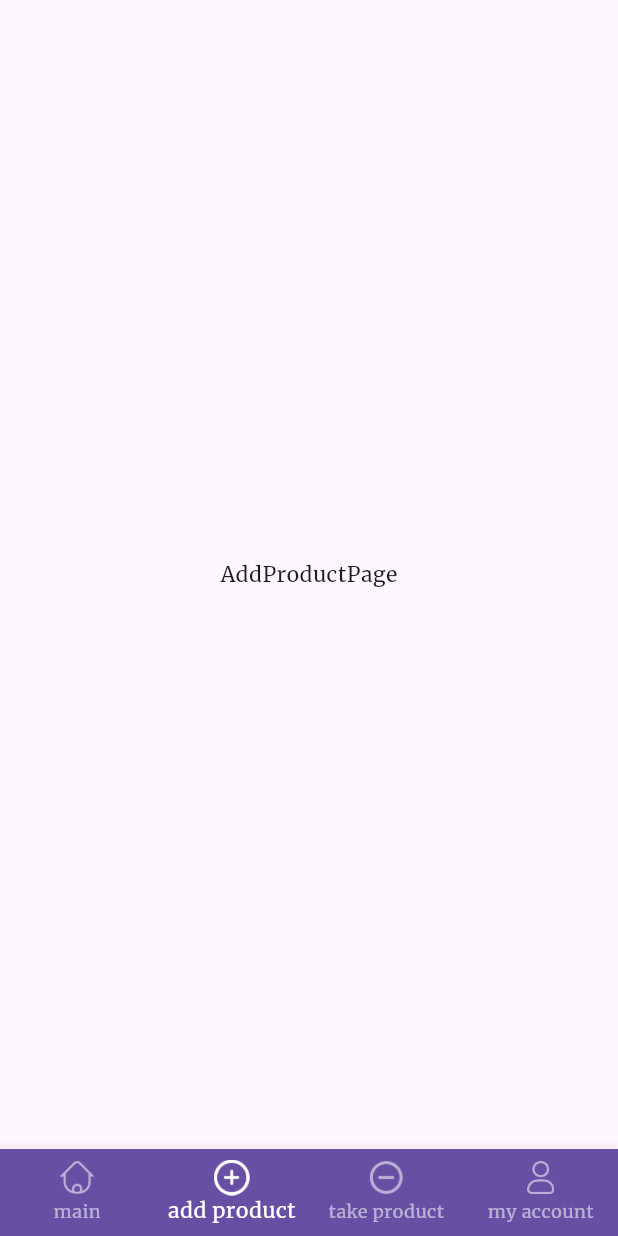
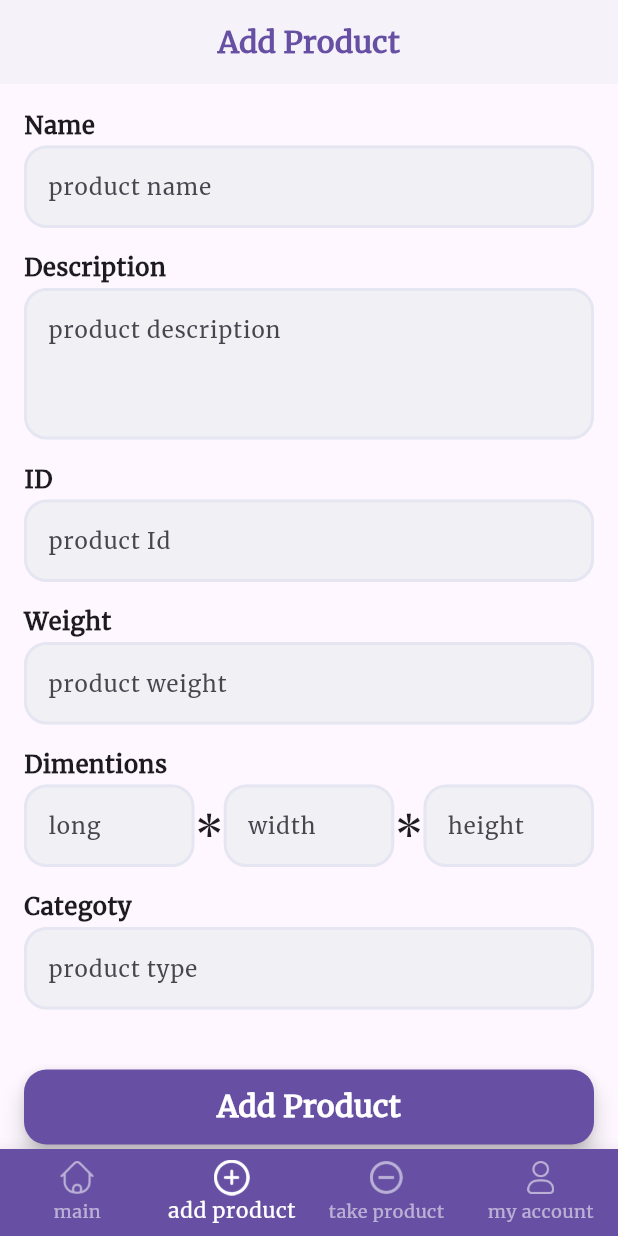
Before and after one commit to MohamedMohamedSaleh/Warehose-App, a Flutter app: the HomePage screen opened directly, item 2 of the bottom bar chosen, on a phone screen of 412 x 824 dp. Run offline on Flutter 3.47's test engine with Material 3 defaults, Android fonts, the phone set to English and light mode, and no system bars; our stand-ins replace animate_do, dio, get, shared_preferences; accounts and stored records are empty.

Commit message:
finish from add product with text field

```diff
--- a/lib/views/auth/login/login_controller.dart
+++ b/lib/core/logic/dio_helper.dart
@@ -1,11 +1,11 @@
 import 'package:dio/dio.dart';
 
-class LoginController {
+class DioHelper {
   final Dio _dio = Dio(BaseOptions(
     baseUrl: "https://6p7ompdw2b.execute-api.us-east-1.amazonaws.com/sta1/",
   ));
 
-  Future<ResponseData> loginUser({required String endPoint,  Map<String, dynamic>? data,}) async {
+  Future<ResponseData> sendData({required String endPoint,  Map<String, dynamic>? data, bool isLogin = false}) async {
     try {
       final response = await _dio.post(
         endPoint,
@@ -13,7 +13,7 @@ class LoginController {
       );
 
       return ResponseData(
-          message: "Login Successfull", isSuccess: true, response: response);
+          message:isLogin? "Login Successfull" : (response.data).toString(), isSuccess: true, response: response);
     } on DioException catch (ex) {
       return ResponseData(
           message: ex.response!.data, isSuccess: false, response: ex.response);
--- /dev/null
+++ b/lib/core/widgets/custom_filled_button.dart
@@ -0,0 +1,25 @@
+import 'package:flutter/material.dart';
+
+class CustomFilledButton extends StatelessWidget {
+  const CustomFilledButton({
+    super.key,
+    required this.onPressed,
+    required this.title,
+  });
+  final void Function()? onPressed;
+  final String title;
+  @override
+  Widget build(BuildContext context) {
+    return Padding(
+      padding: const EdgeInsets.only(bottom: 15),
+      child: FilledButton(
+        onPressed: onPressed,
+        child: Text(
+          title,
+          style: const TextStyle(
+              fontSize: 20, fontWeight: FontWeight.w600, color: Colors.white),
+        ),
+      ),
+    );
+  }
+}
--- /dev/null
+++ b/lib/features/add_product/cubit/add_product_cubit.dart
@@ -0,0 +1,2 @@
+
+class AddProductCubit{}
--- /dev/null
+++ b/lib/features/take_product/cubit/take_product_cubit.dart
@@ -0,0 +1,2 @@
+
+class TakeProductCubit{}
--- a/lib/main.dart
+++ b/lib/main.dart
@@ -3,7 +3,6 @@ import 'package:flutter/services.dart';
 import 'package:get/get.dart';
 import 'package:shared_preferences/shared_preferences.dart';
 import 'package:warehouse/core/logic/helper_mothods.dart';
-import 'package:warehouse/views/pages/home_view.dart';
 import 'package:warehouse/views/splash.dart';
 
 import 'constants/my_colors.dart';
@@ -36,6 +35,7 @@ class MyApp extends StatelessWidget {
             primarySwatch: getMaterialColor(),
             filledButtonTheme: FilledButtonThemeData(
               style: FilledButton.styleFrom(
+                fixedSize: const Size(double.infinity, 50),
                 elevation: 6,
                 shape: RoundedRectangleBorder(
                   borderRadius: BorderRadius.circular(15),
@@ -58,8 +58,7 @@ class MyApp extends StatelessWidget {
                 fontFamily: 'Merriweather',
               ),
             )),
-      home: const SplashView(),
-    );
+        home: const SplashView());
   }
 }
 
--- a/lib/views/pages/add_product/add_product_view.dart
+++ b/lib/views/pages/add_product/add_product_view.dart
@@ -1,14 +1,21 @@
 import 'package:flutter/material.dart';
+import 'package:warehouse/views/pages/add_product/form_add_product.dart';
 
 class AddProductPage extends StatelessWidget {
   const AddProductPage({super.key});
 
   @override
   Widget build(BuildContext context) {
-    return const Scaffold(
-      body: Center(
-        child: Text("AddProductPage"),
+    return Scaffold(
+      appBar: AppBar(
+        elevation: 2,
+        backgroundColor: Colors.white,
+        title: Text(
+          "Add Product",
+          style: TextStyle(color: Theme.of(context).primaryColor, fontSize: 20),
+        ),
       ),
+      body: const FormAddProduct(),
     );
   }
 }
--- /dev/null
+++ b/lib/views/pages/add_product/form_add_product.dart
@@ -0,0 +1,211 @@
+import 'package:flutter/material.dart';
+import 'package:warehouse/core/logic/dio_helper.dart';
+import 'package:warehouse/core/logic/helper_mothods.dart';
+import 'package:warehouse/core/widgets/custom_filled_button.dart';
+import 'package:warehouse/main.dart';
+import 'package:warehouse/views/sheets/category_sheet.dart';
+import '../widgets/custom_textfield_pages.dart';
+
+class FormAddProduct extends StatefulWidget {
+  const FormAddProduct({super.key});
+
+  @override
+  State<FormAddProduct> createState() => _FormAddProductState();
+}
+
+class _FormAddProductState extends State<FormAddProduct> {
+  String? category;
+  final idUser = prefs.getInt('id');
+  final tokenUser = prefs.getString('token');
+  bool isLoading = false;
+  void addProduct() async {
+    isLoading = true;
+    setState(() {});
+    DioHelper controller = DioHelper();
+    var message = await controller.sendData(
+      endPoint: 'MP_AddProducts',
+      data: {
+        'token': tokenUser,
+        'userid': idUser,
+        'ProductID': idController.text,
+        'Name': nameController.text,
+        'Description': descriptionController.text,
+        'Category': typeController.text,
+        'Weight': weightController.text,
+      },
+    );
+    if (message.isSuccess) {
+      showMessage(message: message.message, type: MessageType.success);
+      idController.clear();
+      nameController.clear();
+      descriptionController.clear();
+      typeController.clear();
+      weightController.clear();
+      category = null;
+    } else {
+      showMessage(
+        message: message.message,
+      );
+    }
+    isLoading = false;
+    setState(() {});
+  }
+
+  final formKey = GlobalKey<FormState>();
+  AutovalidateMode autovalidateMode = AutovalidateMode.disabled;
+
+  final TextEditingController nameController = TextEditingController();
+  final TextEditingController descriptionController = TextEditingController();
+  final TextEditingController idController = TextEditingController();
+  final TextEditingController weightController = TextEditingController();
+  final TextEditingController longController = TextEditingController();
+  final TextEditingController heightController = TextEditingController();
+  final TextEditingController widthController = TextEditingController();
+  final TextEditingController typeController = TextEditingController();
+
+  @override
+  Widget build(BuildContext context) {
+    return Form(
+      key: formKey,
+      autovalidateMode: autovalidateMode,
+      child: ListView(
+        padding: const EdgeInsets.symmetric(horizontal: 16, vertical: 16),
+        children: [
+          CustomTextFieldWithTitle(
+            titelText: "Name",
+            labelText: "product name",
+            controller: nameController,
+          ),
+          CustomTextFieldWithTitle(
+            titelText: "Description",
+            labelText: "product description",
+            maxLins: 3,
+            controller: descriptionController,
+          ),
+          CustomTextFieldWithTitle(
+            titelText: "ID",
+            labelText: "product Id",
+            controller: idController,
+          ),
+          CustomTextFieldWithTitle(
+            titelText: "Weight",
+            labelText: "product weight",
+            controller: weightController,
+          ),
+          const Text(
+            "Dimentions",
+            style: TextStyle(
+              fontSize: 16,
+              fontWeight: FontWeight.bold,
+            ),
+          ),
+          Row(
+            children: [
+              Expanded(
+                child: CustomTextFieldWithTitle(
+                  isText: false,
+                  labelText: "long",
+                  controller: longController,
+                ),
+              ),
+              const Text(
+                "*",
+                style: TextStyle(fontSize: 30),
+              ),
+              Expanded(
+                child: CustomTextFieldWithTitle(
+                  isText: false,
+                  labelText: "width",
+                  controller: widthController,
+                ),
+              ),
+              const Text(
+                "*",
+                style: TextStyle(fontSize: 30),
+              ),
+              Expanded(
+                child: CustomTextFieldWithTitle(
+                  isText: false,
+                  labelText: "height",
+                  controller: heightController,
+                ),
+              ),
+            ],
+          ),
+          StatefulBuilder(
+            builder: (context, setState) => Row(
+              children: [
+                Expanded(
+                  child: GestureDetector(
+                    onTap: () async {
+                      if (!context.mounted) return;
+                      FocusScope.of(context).unfocus();
+                      category = await showModalBottomSheet(
+                        context: context,
+                        builder: (context) => const CategorySheet(),
+                      );
+                      if (category != null) {
+                        setState(() {});
+                      }
+                    },
+                    child: AbsorbPointer(
+                      absorbing: true,
+                      child: CustomTextFieldWithTitle(
+                        isText: true,
+                        titelText: "Categoty",
+                        validator: (value) {
+                          if (category?.isEmpty ?? true) {
+                            return "field is required!";
+                          } else {
+                            return null;
+                          }
+                        },
+                        isCategory: true,
+                        labelText: category ?? "product type",
+                        controller: typeController,
+                      ),
+                    ),
+                  ),
+                ),
+                (category != null)
+                    ? IconButton(
+                        onPressed: () {
+                          category = null;
+                          setState(() {});
+                        },
+                        icon: const Icon(
+                          Icons.clear,
+                          color: Colors.red,
+                        ),
+                      )
+                    : const SizedBox(),
+              ],
+            ),
+          ),
+          const SizedBox(
+            height: 25,
+          ),
+          isLoading
+              ? const Center(
+                  child: CircularProgressIndicator(),
+                )
+              : CustomFilledButton(
+                  onPressed: () {
+                    FocusScope.of(context).unfocus();
+                    ScaffoldMessenger.of(context).removeCurrentSnackBar();
+                    if (formKey.currentState!.validate()) {
+                      addProduct();
+                      autovalidateMode = AutovalidateMode.disabled;
+                      setState(() {});
+                    } else {
+                      autovalidateMode = AutovalidateMode.onUserInteraction;
+                      setState(() {});
+                    }
+                  },
+                  title: "Add Product",
+                ),
+        ],
+      ),
+    );
+  }
+}
--- /dev/null
+++ b/lib/views/pages/widgets/custom_textfield_pages.dart
@@ -0,0 +1,84 @@
+import 'package:flutter/material.dart';
+
+class CustomTextFieldWithTitle extends StatefulWidget {
+  const CustomTextFieldWithTitle({
+    super.key,
+    required this.labelText,
+    this.controller,
+    this.maxLins = 1,
+    this.isCategory = false,
+    this.validator,
+    this.titelText,
+    this.isText = true,
+  });
+
+  final String labelText;
+  final TextEditingController? controller;
+  final int maxLins;
+  final bool isCategory;
+  final String? Function(String?)? validator;
+  final String? titelText;
+  final bool isText;
+  @override
+  State<CustomTextFieldWithTitle> createState() => _CustomTextFieldState();
+}
+
+class _CustomTextFieldState extends State<CustomTextFieldWithTitle> {
+  @override
+  Widget build(BuildContext context) {
+    return Padding(
+      padding: const EdgeInsets.only(bottom: 15,),
+      child: Column(
+        crossAxisAlignment: CrossAxisAlignment.start,
+        children: [
+          widget.isText
+              ? Text(
+                  widget.titelText ?? "",
+                  style: const TextStyle(
+                    fontSize: 16,
+                    fontWeight: FontWeight.bold,
+                  ),
+                )
+              : const SizedBox(),
+           const SizedBox(height: 2,),
+          TextFormField(
+             keyboardType:
+             widget.isText ? TextInputType.text : TextInputType.phone,
+            validator: widget.isCategory
+                ? widget.validator
+                : (value) {
+                    if (value?.isEmpty ?? true) {
+                      return "field is required!";
+                    } else {
+                      return null;
+                    }
+                  },
+            controller: widget.controller,
+            maxLines: widget.maxLins,
+            cursorHeight: 20,
+            style: const TextStyle(
+              fontSize: 15,
+            ),
+            decoration: InputDecoration(
+              fillColor: const Color(0xfff1f1f5),
+              filled: true,
+              hintText: widget.labelText,
+              hintStyle: widget.isCategory && widget.labelText != "product type"
+                  ? const TextStyle(
+                      color: Colors.black,
+                    )
+                  : null,
+              enabledBorder: OutlineInputBorder(
+                  borderRadius: BorderRadius.circular(15),
+                  borderSide:
+                      const BorderSide(color: Color(0xffe5e6f2), width: 2)),
+              border: OutlineInputBorder(
+                borderRadius: BorderRadius.circular(15),
+              ),
+            ),
+          ),
+        ],
+      ),
+    );
+  }
+}
```
Also changed, not shown: lib/features/add_product/cubit/add_product_state.dart (added, +7 -0 lines), lib/features/take_product/cubit/take_product_state.dart (added, +7 -0 lines), lib/views/auth/widgets/custom_filled_button.dart (deleted, +0 -23 lines), lib/views/auth/widgets/form_input_app.dart (+7 -7 lines), lib/views/pages/home_view.dart (+7 -5 lines), lib/views/sheets/category_sheet.dart (added, +80 -0 lines). Lines whose indentation alone changed are shown as unchanged.
